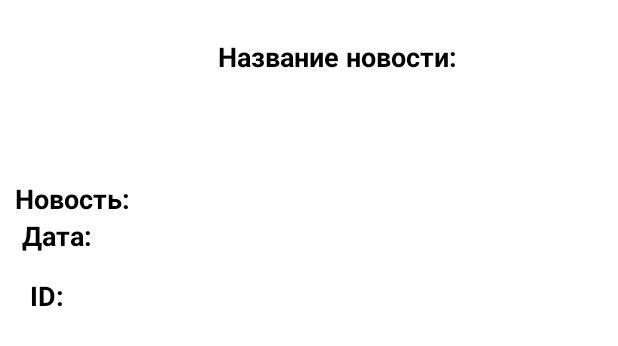
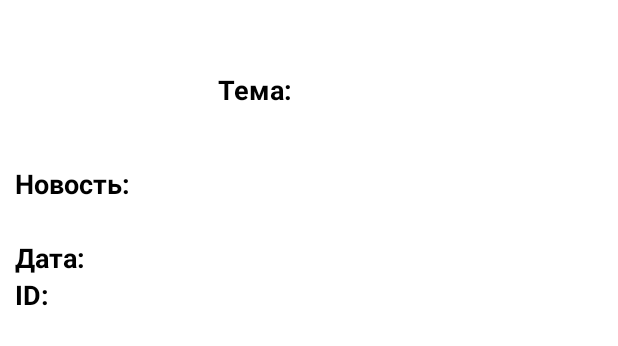
Before and after one commit to alina399/Diplom, an Android app: the layout news_item.xml on its own in the app's theme, with its tools: preview values and no code run, on a phone screen of 412 x 824 dp. Shown: the top 346 px of the screen. Run offline under Robolectric (Android 15) with nearby library versions, the phone set to English and light mode, and no system bars.

Commit message:
новостий

```diff
--- a/app/src/main/AndroidManifest.xml
+++ b/app/src/main/AndroidManifest.xml
@@ -9,9 +9,6 @@
         android:roundIcon="@mipmap/ic_launcher_round"
         android:supportsRtl="true"
         android:theme="@style/Theme.PetsHelp">
-        <activity
-            android:name=".ItemNews"
-            android:exported="false" />
         <activity
             android:name=".test"
             android:exported="false" />
--- a/app/src/main/java/com/example/petshelp/AdapterNews.java
+++ b/app/src/main/java/com/example/petshelp/AdapterNews.java
@@ -62,7 +62,7 @@ public class AdapterNews extends BaseAdapter {
         // используем созданные, но не используемые view
         View view = convertView;
         if (view == null) {
-            view = lInflater.inflate(R.layout.activity_item_news, parent, false);
+            view = lInflater.inflate(R.layout.news_item, parent, false);
         }
 
         News p = getProduct(position);
--- a/app/src/main/java/com/example/petshelp/News.java
+++ b/app/src/main/java/com/example/petshelp/News.java
@@ -2,8 +2,8 @@ package com.example.petshelp;
 
 public class News {
     public String name;
+    public String data;
     public String text;
-    public String data;
     public String id;
     public String idPit;
 
@@ -11,11 +11,11 @@ public class News {
     public News() {
 
     }
-    public News(String name, String text, String data, String id, String idPit) {
+    public News(String name, String data, String text, String id, String idPit) {
 
         this.name = name;
+        this.data = data;
         this.text = text;
-        this.data = data;
         this.id = id;
         this.idPit = idPit;
 
--- a/app/src/main/java/com/example/petshelp/Pitomec.java
+++ b/app/src/main/java/com/example/petshelp/Pitomec.java
@@ -1,4 +1,6 @@
 package com.example.petshelp;
+
+import com.google.firebase.storage.StorageReference;
 
 public class Pitomec {
     public String name;
--- a/app/src/main/res/layout/activity_item_news.xml
+++ b/app/src/main/res/layout/news_item.xml
@@ -1,9 +1,8 @@
 <?xml version="1.0" encoding="utf-8"?>
 <LinearLayout xmlns:android="http://schemas.android.com/apk/res/android"
-    xmlns:app="http://schemas.android.com/apk/res-auto"
-    xmlns:tools="http://schemas.android.com/tools"
     android:layout_width="match_parent"
-    android:layout_height="wrap_content">
+    android:layout_height="wrap_content"
+    >
 
     <LinearLayout
         android:layout_width="match_parent"
@@ -16,23 +15,22 @@
         <LinearLayout
             android:layout_width="match_parent"
             android:layout_height="wrap_content"
+            android:gravity="center_vertical"
             android:orientation="horizontal">
             <ImageView
                 android:id="@+id/newsImage"
                 android:layout_height="100dp"
                 android:layout_width="100dp"
-                android:layout_marginLeft="15dp"
-                android:layout_marginTop="10dp"/>
+                android:layout_marginLeft="15dp"/>
 
             <TextView
                 android:layout_width="wrap_content"
                 android:layout_height="wrap_content"
-                android:text="Название новости: "
+                android:text="Тема: "
                 android:textColor="@color/black"
                 android:textSize="18dp"
                 android:textStyle="bold"
-                android:layout_marginLeft="20dp"
-                android:layout_marginTop="15dp">
+                android:layout_marginLeft="20dp">
             </TextView>
 
             <TextView
@@ -42,16 +40,17 @@
                 android:layout_weight="1"
                 android:text=""
                 android:textColor="@color/black"
-                android:textSize="18dp"
-                android:layout_marginTop="15dp">
+                android:textSize="18dp">
             </TextView>
+
+
+
 
         </LinearLayout>
         <LinearLayout
+            android:layout_height="wrap_content"
             android:layout_width="match_parent"
-            android:layout_height="wrap_content"
-            android:layout_gravity="center"
-            android:orientation="horizontal">
+            android:orientation="vertical">
             <TextView
                 android:layout_width="wrap_content"
                 android:layout_height="wrap_content"
@@ -62,21 +61,22 @@
             </TextView>
             <TextView
                 android:id="@+id/newsText"
-                android:layout_width="wrap_content"
+                android:layout_width="match_parent"
                 android:layout_height="wrap_content"
                 android:text=""
                 android:textColor="@color/black"
-                android:textSize="18dp"/>
+                android:textSize="18dp">
+            </TextView>
+
         </LinearLayout>
         <LinearLayout
-        android:layout_width="match_parent"
-        android:layout_height="wrap_content"
-        android:layout_gravity="center"
+            android:layout_height="match_parent"
+            android:layout_width="wrap_content"
             android:orientation="horizontal">
             <TextView
                 android:layout_width="wrap_content"
                 android:layout_height="wrap_content"
-            android:text=" Дата: "
+                android:text="Дата: "
                 android:textColor="@color/black"
                 android:textSize="18dp"
                 android:textStyle="bold">
@@ -87,7 +87,9 @@
                 android:layout_height="wrap_content"
                 android:text=""
                 android:textColor="@color/black"
-            android:textSize="18dp"/>
+                android:textSize="18dp">
+            </TextView>
+
         </LinearLayout>
 
 
@@ -95,8 +97,10 @@
             android:layout_width="match_parent"
             android:layout_height="wrap_content"
             android:gravity="center_vertical"
-            android:orientation="horizontal"
-            android:layout_marginTop="15dp">
+            android:orientation="horizontal">
+
+
+
 
             <TextView
                 android:layout_width="wrap_content"
@@ -105,7 +109,7 @@
                 android:textColor="@color/black"
                 android:textSize="18dp"
                 android:textStyle="bold"
-                android:layout_marginLeft="10dp">
+                >
             </TextView>
             <TextView
                 android:id="@+id/newsId"
@@ -119,4 +123,5 @@
 
     </LinearLayout>
 
+
 </LinearLayout>
```
Also changed, not shown: app/src/main/java/com/example/petshelp/AdapterPitomec.java (+11 -2 lines), app/src/main/java/com/example/petshelp/petsProfile.java (+62 -6 lines), app/src/main/java/com/example/petshelp/ui/home/HomeFragment.java (+98 -4 lines), app/src/main/java/com/example/petshelp/ui/petsminus/PetsMinus.java (+20 -12 lines), app/src/main/res/layout/fragment_home.xml (+6 -13 lines). Lines whose indentation alone changed are shown as unchanged.
